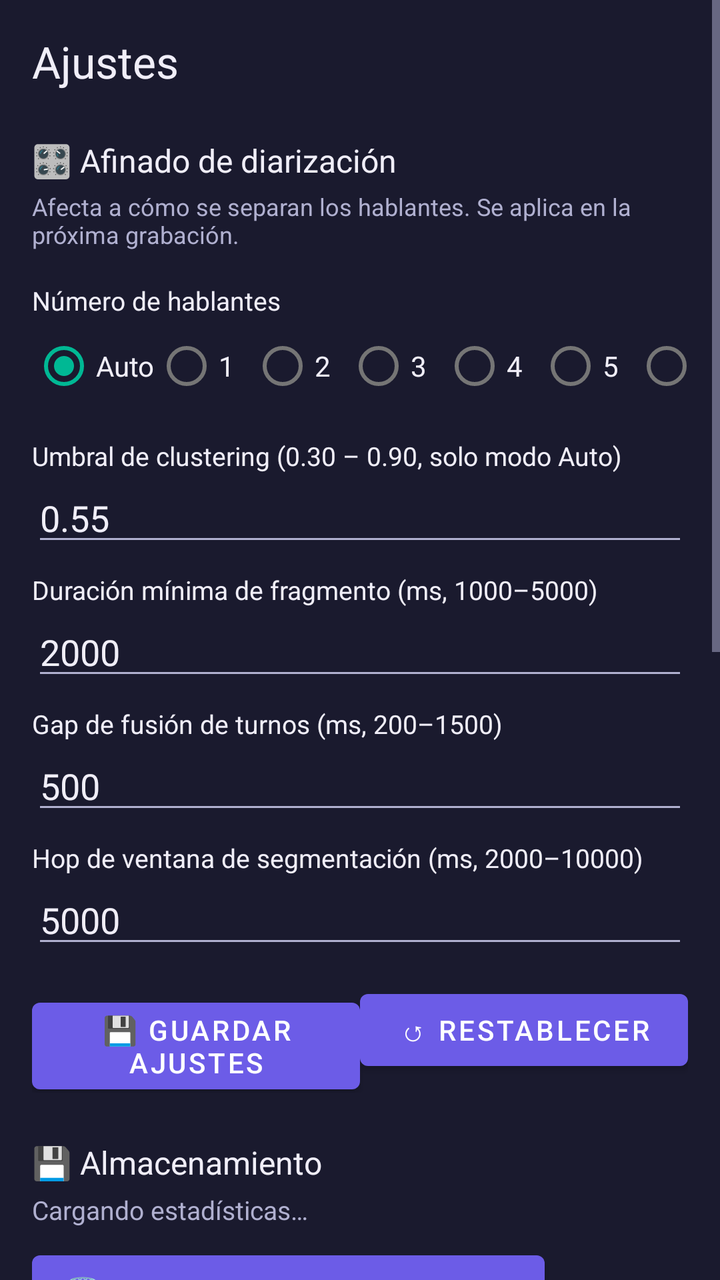
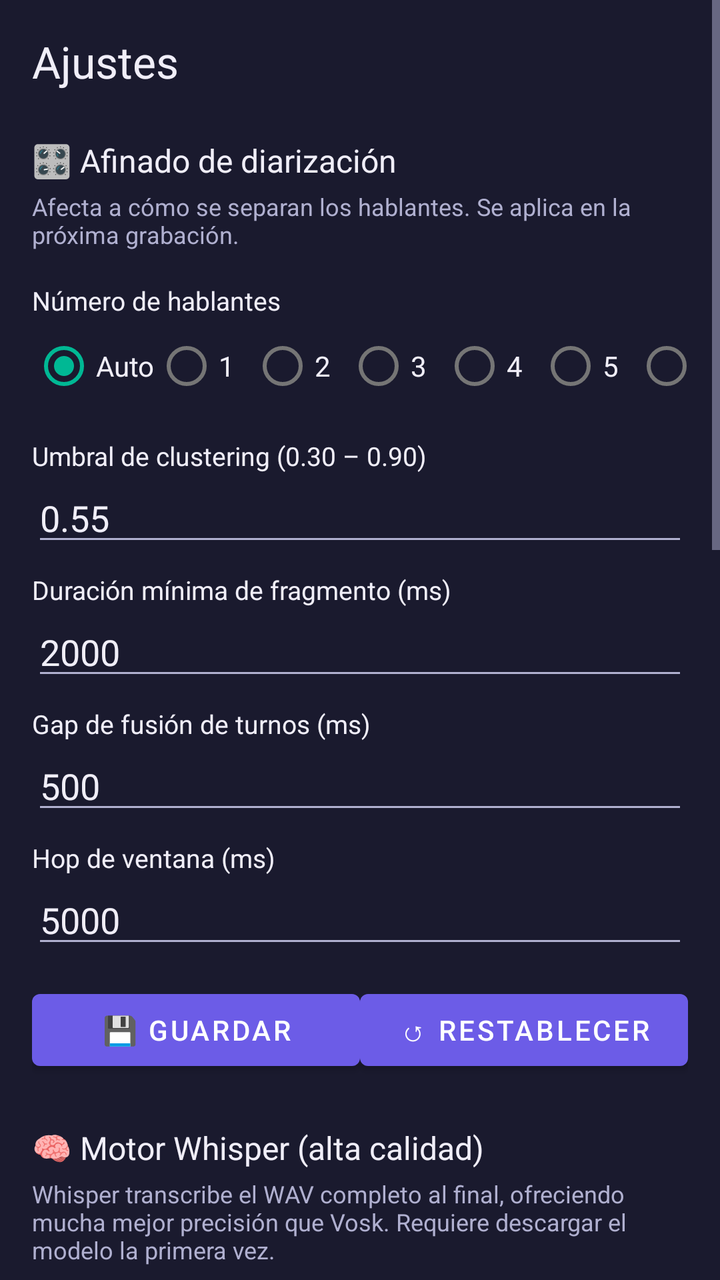

Compare the two renders of this Android layout. The source of the first and the diff that turns it into the second are given below.
<!-- AndroidManifest.xml: application theme Theme.Microlisto -->
<!-- res/layout/fragment_ajustes.xml -->
<?xml version="1.0" encoding="utf-8"?>
<ScrollView xmlns:android="http://schemas.android.com/apk/res/android"
    android:layout_width="match_parent"
    android:layout_height="match_parent"
    android:background="#1A1A2E">

    <LinearLayout
        android:layout_width="match_parent"
        android:layout_height="wrap_content"
        android:orientation="vertical"
        android:padding="16dp">

        <TextView
            android:layout_width="wrap_content"
            android:layout_height="wrap_content"
            android:text="@string/ajustes_titulo"
            android:textSize="22sp"
            android:textColor="#F0EEF8"
            android:layout_marginBottom="16dp" />

        
        <TextView
            android:layout_width="wrap_content"
            android:layout_height="wrap_content"
            android:text="🎛 Afinado de diarización"
            android:textSize="16sp"
            android:textColor="#F0EEF8"
            android:layout_marginTop="8dp"
            android:layout_marginBottom="4dp" />

        <TextView
            android:layout_width="wrap_content"
            android:layout_height="wrap_content"
            android:text="Afecta a cómo se separan los hablantes. Se aplica en la próxima grabación."
            android:textSize="12sp"
            android:textColor="#B0B0D0"
            android:layout_marginBottom="8dp" />

        <TextView
            android:layout_width="wrap_content"
            android:layout_height="wrap_content"
            android:text="Número de hablantes"
            android:textSize="13sp"
            android:textColor="#F0EEF8"
            android:layout_marginTop="8dp" />

        <RadioGroup
            android:id="@+id/grupo_hablantes"
            android:layout_width="match_parent"
            android:layout_height="wrap_content"
            android:orientation="horizontal">

            <RadioButton android:id="@+id/radio_hablantes_auto" android:layout_width="wrap_content" android:layout_height="wrap_content" android:text="Auto" android:textColor="#F0EEF8" android:checked="true" />
            <RadioButton android:id="@+id/radio_hablantes_1" android:layout_width="wrap_content" android:layout_height="wrap_content" android:text="1" android:textColor="#F0EEF8" />
            <RadioButton android:id="@+id/radio_hablantes_2" android:layout_width="wrap_content" android:layout_height="wrap_content" android:text="2" android:textColor="#F0EEF8" />
            <RadioButton android:id="@+id/radio_hablantes_3" android:layout_width="wrap_content" android:layout_height="wrap_content" android:text="3" android:textColor="#F0EEF8" />
            <RadioButton android:id="@+id/radio_hablantes_4" android:layout_width="wrap_content" android:layout_height="wrap_content" android:text="4" android:textColor="#F0EEF8" />
            <RadioButton android:id="@+id/radio_hablantes_5" android:layout_width="wrap_content" android:layout_height="wrap_content" android:text="5" android:textColor="#F0EEF8" />
            <RadioButton android:id="@+id/radio_hablantes_6" android:layout_width="wrap_content" android:layout_height="wrap_content" android:text="6" android:textColor="#F0EEF8" />
        </RadioGroup>

        <TextView
            android:layout_width="wrap_content"
            android:layout_height="wrap_content"
            android:text="Umbral de clustering (0.30 – 0.90, solo modo Auto)"
            android:textSize="13sp"
            android:textColor="#F0EEF8"
            android:layout_marginTop="12dp" />
        <EditText
            android:id="@+id/input_umbral"
            android:layout_width="match_parent"
            android:layout_height="wrap_content"
            android:inputType="numberDecimal"
            android:text="0.55"
            android:textColor="#F0EEF8" />

        <TextView
            android:layout_width="wrap_content"
            android:layout_height="wrap_content"
            android:text="Duración mínima de fragmento (ms, 1000–5000)"
            android:textSize="13sp"
            android:textColor="#F0EEF8"
            android:layout_marginTop="8dp" />
        <EditText
            android:id="@+id/input_min_frag"
            android:layout_width="match_parent"
            android:layout_height="wrap_content"
            android:inputType="number"
            android:text="2000"
            android:textColor="#F0EEF8" />

        <TextView
            android:layout_width="wrap_content"
            android:layout_height="wrap_content"
            android:text="Gap de fusión de turnos (ms, 200–1500)"
            android:textSize="13sp"
            android:textColor="#F0EEF8"
            android:layout_marginTop="8dp" />
        <EditText
            android:id="@+id/input_gap"
            android:layout_width="match_parent"
            android:layout_height="wrap_content"
            android:inputType="number"
            android:text="500"
            android:textColor="#F0EEF8" />

        <TextView
            android:layout_width="wrap_content"
            android:layout_height="wrap_content"
            android:text="Hop de ventana de segmentación (ms, 2000–10000)"
            android:textSize="13sp"
            android:textColor="#F0EEF8"
            android:layout_marginTop="8dp" />
        <EditText
            android:id="@+id/input_hop"
            android:layout_width="match_parent"
            android:layout_height="wrap_content"
            android:inputType="number"
            android:text="5000"
            android:textColor="#F0EEF8" />

        <LinearLayout
            android:layout_width="match_parent"
            android:layout_height="wrap_content"
            android:orientation="horizontal"
            android:layout_marginTop="12dp">

            <Button
                android:id="@+id/boton_guardar_ajustes"
                android:layout_width="0dp"
                android:layout_height="wrap_content"
                android:layout_weight="1"
                android:text="💾 Guardar ajustes" />

            <Button
                android:id="@+id/boton_resetear_ajustes"
                android:layout_width="0dp"
                android:layout_height="wrap_content"
                android:layout_weight="1"
                android:text="↺ Restablecer" />
        </LinearLayout>

        
        <TextView
            android:layout_width="wrap_content"
            android:layout_height="wrap_content"
            android:text="💾 Almacenamiento"
            android:textSize="16sp"
            android:textColor="#F0EEF8"
            android:layout_marginTop="24dp"
            android:layout_marginBottom="4dp" />

        <TextView
            android:id="@+id/texto_stats"
            android:layout_width="match_parent"
            android:layout_height="wrap_content"
            android:text="Cargando estadísticas…"
            android:textSize="13sp"
            android:textColor="#B0B0D0"
            android:layout_marginBottom="8dp" />

        <Button
            android:id="@+id/boton_limpiar_wavs"
            android:layout_width="wrap_content"
            android:layout_height="wrap_content"
            android:text="🗑 Limpiar todos los WAVs"
            android:layout_marginBottom="8dp" />

        <Button
            android:id="@+id/boton_borrar_todo"
            android:layout_width="wrap_content"
            android:layout_height="wrap_content"
            android:text="🗑 Borrar todas las conversaciones"
            android:layout_marginBottom="16dp" />

        
        <TextView
            android:layout_width="wrap_content"
            android:layout_height="wrap_content"
            android:text="@string/ajustes_asistente_hyperos"
            android:textSize="16sp"
            android:textColor="#F0EEF8"
            android:layout_marginTop="16dp"
            android:layout_marginBottom="4dp" />

        <TextView
            android:layout_width="wrap_content"
            android:layout_height="wrap_content"
            android:text="@string/ajustes_asistente_hyperos_desc"
            android:textSize="13sp"
            android:textColor="#B0B0D0"
            android:layout_marginBottom="8dp" />

        <Button
            android:id="@+id/boton_asistente_hyperos"
            android:layout_width="wrap_content"
            android:layout_height="wrap_content"
            android:text="@string/config_boton_abrir_ajustes"
            android:layout_marginBottom="24dp" />

        
        <TextView
            android:layout_width="wrap_content"
            android:layout_height="wrap_content"
            android:text="@string/ajustes_debug_titulo"
            android:textSize="16sp"
            android:textColor="#F0EEF8"
            android:layout_marginTop="16dp"
            android:layout_marginBottom="4dp" />

        <TextView
            android:layout_width="wrap_content"
            android:layout_height="wrap_content"
            android:text="@string/ajustes_debug_desc"
            android:textSize="13sp"
            android:textColor="#B0B0D0"
            android:layout_marginBottom="8dp" />

        <Button
            android:id="@+id/boton_ver_log"
            android:layout_width="wrap_content"
            android:layout_height="wrap_content"
            android:text="@string/ajustes_ver_log"
            android:layout_marginBottom="24dp" />

        
        <TextView
            android:layout_width="wrap_content"
            android:layout_height="wrap_content"
            android:text="@string/ajustes_acerca_de"
            android:textSize="16sp"
            android:textColor="#F0EEF8"
            android:layout_marginTop="16dp"
            android:layout_marginBottom="4dp" />

        <TextView
            android:layout_width="wrap_content"
            android:layout_height="wrap_content"
            android:text="@string/ajustes_acerca_de_texto"
            android:textSize="13sp"
            android:textColor="#B0B0D0" />

    </LinearLayout>
</ScrollView>
<!-- resources referenced by this layout -->
<resources>
  <string name="ajustes_acerca_de">Acerca de Microlisto</string>
  <string name="ajustes_acerca_de_texto">Microlisto v1.0\n\nTranscripción y análisis de conversaciones, 100%% offline.\n\nMotor: Vosk + Whisper\nDiarización: pyannote + WeSpeaker\n\nTodo el procesamiento ocurre en el dispositivo.</string>
  <string name="ajustes_asistente_hyperos">Asistente HyperOS</string>
  <string name="ajustes_asistente_hyperos_desc">Volver a mostrar los pasos de configuración de segundo plano</string>
  <string name="ajustes_debug_desc">Log interno de la app. Útil para diagnosticar problemas en la grabación, transcripción o diarización.</string>
  <string name="ajustes_debug_titulo">Depuración</string>
  <string name="ajustes_titulo">Ajustes</string>
  <string name="ajustes_ver_log">Ver log de depuración</string>
  <string name="config_boton_abrir_ajustes">Abrir ajustes</string>
  <style name="Theme.Microlisto" parent="Theme.MaterialComponents.DayNight.NoActionBar">
          <item name="colorPrimary">#6C5CE7</item>
          <item name="colorPrimaryVariant">#4A3FB5</item>
          <item name="colorOnPrimary">#FFFFFF</item>
          <item name="colorSecondary">#00B894</item>
          <item name="colorSecondaryVariant">#008C6E</item>
          <item name="colorOnSecondary">#FFFFFF</item>
          <item name="android:statusBarColor">#1A1A2E</item>
          <item name="android:navigationBarColor">#1A1A2E</item>
          <item name="android:windowBackground">#1A1A2E</item>
          <item name="android:textColorPrimary">#F0EEF8</item>
          <item name="android:textColorSecondary">#B0B0D0</item>
      </style>
</resources>

<!-- the commit's change to res/layout/fragment_ajustes.xml (unified diff, before → after) -->
@@ -59,86 +59,63 @@
             <RadioButton android:id="@+id/radio_hablantes_6" android:layout_width="wrap_content" android:layout_height="wrap_content" android:text="6" android:textColor="#F0EEF8" />
         </RadioGroup>
 
+        <TextView android:layout_width="wrap_content" android:layout_height="wrap_content" android:text="Umbral de clustering (0.30 – 0.90)" android:textSize="13sp" android:textColor="#F0EEF8" android:layout_marginTop="12dp" />
+        <EditText android:id="@+id/input_umbral" android:layout_width="match_parent" android:layout_height="wrap_content" android:inputType="numberDecimal" android:text="0.55" android:textColor="#F0EEF8" />
+
+        <TextView android:layout_width="wrap_content" android:layout_height="wrap_content" android:text="Duración mínima de fragmento (ms)" android:textSize="13sp" android:textColor="#F0EEF8" android:layout_marginTop="8dp" />
+        <EditText android:id="@+id/input_min_frag" android:layout_width="match_parent" android:layout_height="wrap_content" android:inputType="number" android:text="2000" android:textColor="#F0EEF8" />
+
+        <TextView android:layout_width="wrap_content" android:layout_height="wrap_content" android:text="Gap de fusión de turnos (ms)" android:textSize="13sp" android:textColor="#F0EEF8" android:layout_marginTop="8dp" />
+        <EditText android:id="@+id/input_gap" android:layout_width="match_parent" android:layout_height="wrap_content" android:inputType="number" android:text="500" android:textColor="#F0EEF8" />
+
+        <TextView android:layout_width="wrap_content" android:layout_height="wrap_content" android:text="Hop de ventana (ms)" android:textSize="13sp" android:textColor="#F0EEF8" android:layout_marginTop="8dp" />
+        <EditText android:id="@+id/input_hop" android:layout_width="match_parent" android:layout_height="wrap_content" android:inputType="number" android:text="5000" android:textColor="#F0EEF8" />
+
+        <LinearLayout android:layout_width="match_parent" android:layout_height="wrap_content" android:orientation="horizontal" android:layout_marginTop="12dp">
+            <Button android:id="@+id/boton_guardar_ajustes" android:layout_width="0dp" android:layout_height="wrap_content" android:layout_weight="1" android:text="💾 Guardar" />
+            <Button android:id="@+id/boton_resetear_ajustes" android:layout_width="0dp" android:layout_height="wrap_content" android:layout_weight="1" android:text="↺ Restablecer" />
+        </LinearLayout>
+
+        
         <TextView
             android:layout_width="wrap_content"
             android:layout_height="wrap_content"
-            android:text="Umbral de clustering (0.30 – 0.90, solo modo Auto)"
-            android:textSize="13sp"
+            android:text="🧠 Motor Whisper (alta calidad)"
+            android:textSize="16sp"
             android:textColor="#F0EEF8"
-            android:layout_marginTop="12dp" />
-        <EditText
-            android:id="@+id/input_umbral"
-            android:layout_width="match_parent"
-            android:layout_height="wrap_content"
-            android:inputType="numberDecimal"
-            android:text="0.55"
-            android:textColor="#F0EEF8" />
+            android:layout_marginTop="24dp"
+            android:layout_marginBottom="4dp" />
 
         <TextView
             android:layout_width="wrap_content"
             android:layout_height="wrap_content"
-            android:text="Duración mínima de fragmento (ms, 1000–5000)"
+            android:text="Whisper transcribe el WAV completo al final, ofreciendo mucha mejor precisión que Vosk. Requiere descargar el modelo la primera vez."
+            android:textSize="12sp"
+            android:textColor="#B0B0D0"
+            android:layout_marginBottom="8dp" />
+
+        <TextView
+            android:id="@+id/texto_estado_whisper"
+            android:layout_width="wrap_content"
+            android:layout_height="wrap_content"
+            android:text="Comprobando…"
             android:textSize="13sp"
             android:textColor="#F0EEF8"
-            android:layout_marginTop="8dp" />
-        <EditText
-            android:id="@+id/input_min_frag"
-            android:layout_width="match_parent"
-            android:layout_height="wrap_content"
-            android:inputType="number"
-            android:text="2000"
-            android:textColor="#F0EEF8" />
+            android:layout_marginBottom="8dp" />
 
-        <TextView
+        <Button
+            android:id="@+id/boton_descargar_whisper"
             android:layout_width="wrap_content"
             android:layout_height="wrap_content"
-            android:text="Gap de fusión de turnos (ms, 200–1500)"
-            android:textSize="13sp"
-            android:textColor="#F0EEF8"
-            android:layout_marginTop="8dp" />
-        <EditText
-            android:id="@+id/input_gap"
-            android:layout_width="match_parent"
-            android:layout_height="wrap_content"
-            android:inputType="number"
-            android:text="500"
-            android:textColor="#F0EEF8" />
+            android:text="📥 Descargar modelo (~809 MB)"
+            android:layout_marginBottom="8dp" />
 
-        <TextView
+        <Button
+            android:id="@+id/boton_borrar_whisper"
             android:layout_width="wrap_content"
             android:layout_height="wrap_content"
-            android:text="Hop de ventana de segmentación (ms, 2000–10000)"
-            android:textSize="13sp"
-            android:textColor="#F0EEF8"
-            android:layout_marginTop="8dp" />
-        <EditText
-            android:id="@+id/input_hop"
-            android:layout_width="match_parent"
-            android:layout_height="wrap_content"
-            android:inputType="number"
-            android:text="5000"
-            android:textColor="#F0EEF8" />
-
-        <LinearLayout
-            android:layout_width="match_parent"
-            android:layout_height="wrap_content"
-            android:orientation="horizontal"
-            android:layout_marginTop="12dp">
-
-            <Button
-                android:id="@+id/boton_guardar_ajustes"
-                android:layout_width="0dp"
-                android:layout_height="wrap_content"
-                android:layout_weight="1"
-                android:text="💾 Guardar ajustes" />
-
-            <Button
-                android:id="@+id/boton_resetear_ajustes"
-                android:layout_width="0dp"
-                android:layout_height="wrap_content"
-                android:layout_weight="1"
-                android:text="↺ Restablecer" />
-        </LinearLayout>
+            android:text="🗑 Borrar modelo Whisper"
+            android:layout_marginBottom="16dp" />
 
         
         <TextView
@@ -147,14 +124,14 @@
             android:text="💾 Almacenamiento"
             android:textSize="16sp"
             android:textColor="#F0EEF8"
-            android:layout_marginTop="24dp"
+            android:layout_marginTop="16dp"
             android:layout_marginBottom="4dp" />
 
         <TextView
             android:id="@+id/texto_stats"
             android:layout_width="match_parent"
             android:layout_height="wrap_content"
-            android:text="Cargando estadísticas…"
+            android:text="Cargando…"
             android:textSize="13sp"
             android:textColor="#B0B0D0"
             android:layout_marginBottom="8dp" />
@@ -174,71 +151,18 @@
             android:layout_marginBottom="16dp" />
 
         
-        <TextView
-            android:layout_width="wrap_content"
-            android:layout_height="wrap_content"
-            android:text="@string/ajustes_asistente_hyperos"
-            android:textSize="16sp"
-            android:textColor="#F0EEF8"
-            android:layout_marginTop="16dp"
-            android:layout_marginBottom="4dp" />
-
-        <TextView
-            android:layout_width="wrap_content"
-            android:layout_height="wrap_content"
-            android:text="@string/ajustes_asistente_hyperos_desc"
-            android:textSize="13sp"
-            android:textColor="#B0B0D0"
-            android:layout_marginBottom="8dp" />
-
-        <Button
-            android:id="@+id/boton_asistente_hyperos"
-            android:layout_width="wrap_content"
-            android:layout_height="wrap_content"
-            android:text="@string/config_boton_abrir_ajustes"
-            android:layout_marginBottom="24dp" />
+        <TextView android:layout_width="wrap_content" android:layout_height="wrap_content" android:text="@string/ajustes_asistente_hyperos" android:textSize="16sp" android:textColor="#F0EEF8" android:layout_marginTop="16dp" android:layout_marginBottom="4dp" />
+        <TextView android:layout_width="wrap_content" android:layout_height="wrap_content" android:text="@string/ajustes_asistente_hyperos_desc" android:textSize="13sp" android:textColor="#B0B0D0" android:layout_marginBottom="8dp" />
+        <Button android:id="@+id/boton_asistente_hyperos" android:layout_width="wrap_content" android:layout_height="wrap_content" android:text="@string/config_boton_abrir_ajustes" android:layout_marginBottom="24dp" />
 
         
-        <TextView
-            android:layout_width="wrap_content"
-            android:layout_height="wrap_content"
-            android:text="@string/ajustes_debug_titulo"
-            android:textSize="16sp"
-            android:textColor="#F0EEF8"
-            android:layout_marginTop="16dp"
-            android:layout_marginBottom="4dp" />
-
-        <TextView
-            android:layout_width="wrap_content"
-            android:layout_height="wrap_content"
-            android:text="@string/ajustes_debug_desc"
-            android:textSize="13sp"
-            android:textColor="#B0B0D0"
-            android:layout_marginBottom="8dp" />
-
-        <Button
-            android:id="@+id/boton_ver_log"
-            android:layout_width="wrap_content"
-            android:layout_height="wrap_content"
-            android:text="@string/ajustes_ver_log"
-            android:layout_marginBottom="24dp" />
+        <TextView android:layout_width="wrap_content" android:layout_height="wrap_content" android:text="@string/ajustes_debug_titulo" android:textSize="16sp" android:textColor="#F0EEF8" android:layout_marginTop="16dp" android:layout_marginBottom="4dp" />
+        <TextView android:layout_width="wrap_content" android:layout_height="wrap_content" android:text="@string/ajustes_debug_desc" android:textSize="13sp" android:textColor="#B0B0D0" android:layout_marginBottom="8dp" />
+        <Button android:id="@+id/boton_ver_log" android:layout_width="wrap_content" android:layout_height="wrap_content" android:text="@string/ajustes_ver_log" android:layout_marginBottom="24dp" />
 
         
-        <TextView
-            android:layout_width="wrap_content"
-            android:layout_height="wrap_content"
-            android:text="@string/ajustes_acerca_de"
-            android:textSize="16sp"
-            android:textColor="#F0EEF8"
-            android:layout_marginTop="16dp"
-            android:layout_marginBottom="4dp" />
-
-        <TextView
-            android:layout_width="wrap_content"
-            android:layout_height="wrap_content"
-            android:text="@string/ajustes_acerca_de_texto"
-            android:textSize="13sp"
-            android:textColor="#B0B0D0" />
+        <TextView android:layout_width="wrap_content" android:layout_height="wrap_content" android:text="@string/ajustes_acerca_de" android:textSize="16sp" android:textColor="#F0EEF8" android:layout_marginTop="16dp" android:layout_marginBottom="4dp" />
+        <TextView android:layout_width="wrap_content" android:layout_height="wrap_content" android:text="@string/ajustes_acerca_de_texto" android:textSize="13sp" android:textColor="#B0B0D0" />
 
     </LinearLayout>
 </ScrollView>
